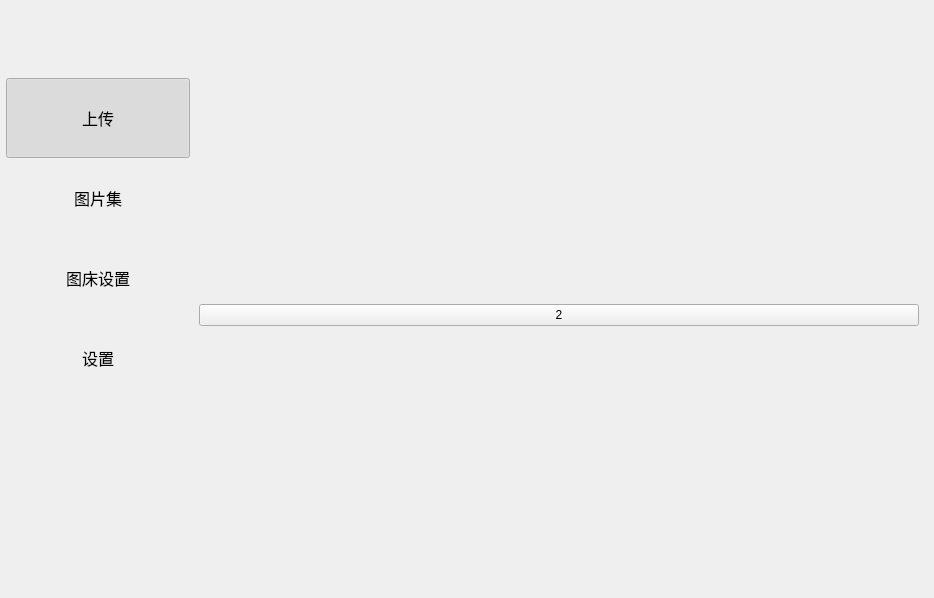
This is src/mainwindow.ui in median-dxz/Lotos as Qt 5 draws it before an edit. The edited form follows.
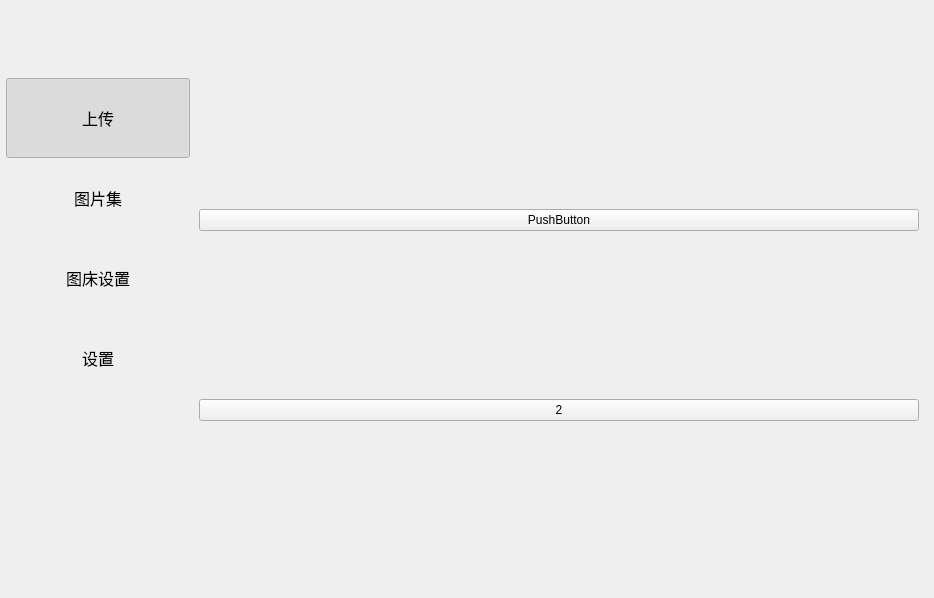
This is the edited form. The open tabs and pages were chosen to show the change. Custom widgets are drawn as their Qt base class.

Patch:
```diff
--- a/src/mainwindow.ui
+++ b/src/mainwindow.ui
@@ -437,6 +437,13 @@
          </widget>
          <widget class="QWidget" name="page_5">
           <layout class="QVBoxLayout" name="verticalLayout_3">
+           <item>
+            <widget class="QPushButton" name="t1">
+             <property name="text">
+              <string>PushButton</string>
+             </property>
+            </widget>
+           </item>
            <item>
             <widget class="QPushButton" name="pushButton_7">
              <property name="text">
```
Left out of the diff: 2 changed lines with no effect on the pictures.
